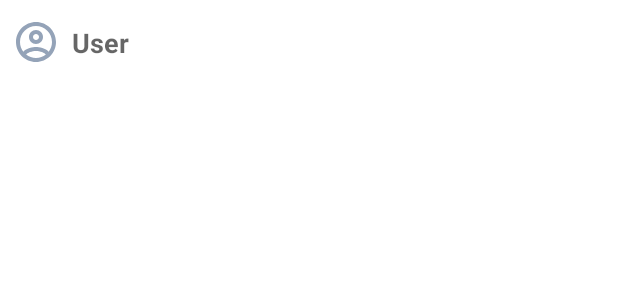
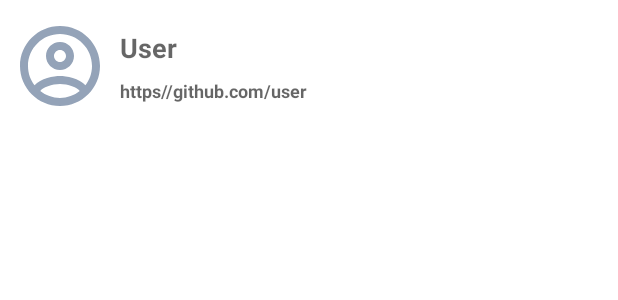
Before and after one commit to glenntuyu/GithubTest, an Android app: the layout user_view_holder.xml on its own in the app's theme, with its tools: preview values and no code run, on a phone screen of 412 x 824 dp. Shown: the top 300 px of the screen. Run offline under Robolectric (Android 15) with nearby library versions, the phone set to English and light mode, and no system bars.

```diff
--- a/app/src/main/res/drawable/ic_account.xml
+++ b/app/src/main/res/drawable/ic_account.xml
@@ -1,6 +1,6 @@
 <vector xmlns:android="http://schemas.android.com/apk/res/android"
-    android:width="32dp"
-    android:height="32dp"
+    android:width="64dp"
+    android:height="64dp"
     android:viewportWidth="24"
     android:viewportHeight="24">
   <path
--- a/app/src/main/res/layout/home_fragment.xml
+++ b/app/src/main/res/layout/home_fragment.xml
@@ -35,6 +35,7 @@
             android:layout_width="match_parent"
             android:layout_height="0dp"
             android:paddingVertical="10dp"
+            app:layoutManager="LinearLayoutManager"
             app:layout_constraintTop_toBottomOf="@id/home_input_layout"
             app:layout_constraintBottom_toBottomOf="parent"/>
 
--- a/app/src/main/res/layout/user_view_holder.xml
+++ b/app/src/main/res/layout/user_view_holder.xml
@@ -3,13 +3,15 @@
     xmlns:app="http://schemas.android.com/apk/res-auto">
 
     <androidx.constraintlayout.widget.ConstraintLayout
+        android:id="@+id/userItemLayout"
         android:layout_width="match_parent"
-        android:layout_height="wrap_content">
+        android:layout_height="wrap_content"
+        android:background="?attr/selectableItemBackground">
 
         <androidx.appcompat.widget.AppCompatImageView
             android:id="@+id/user_icon"
-            android:layout_width="32dp"
-            android:layout_height="32dp"
+            android:layout_width="64dp"
+            android:layout_height="64dp"
             android:layout_marginStart="8dp"
             android:layout_marginVertical="12dp"
             app:srcCompat="@drawable/ic_account"
@@ -27,9 +29,23 @@
             android:textStyle="bold"
             style="@style/Header_2"
             app:layout_constraintStart_toEndOf="@id/user_icon"
-            app:layout_constraintTop_toTopOf="parent"
+            app:layout_constraintTop_toTopOf="@id/user_icon"
             app:layout_constraintEnd_toEndOf="parent"
-            app:layout_constraintBottom_toBottomOf="parent"/>
+            app:layout_constraintBottom_toTopOf="@id/user_url"/>
+
+        <androidx.appcompat.widget.AppCompatTextView
+            android:id="@+id/user_url"
+            android:layout_width="0dp"
+            android:layout_height="wrap_content"
+            android:layout_marginHorizontal="8dp"
+            android:hint="@string/user_url"
+            android:maxLines="1"
+            android:textStyle="bold"
+            style="@style/Body_2"
+            app:layout_constraintStart_toEndOf="@id/user_icon"
+            app:layout_constraintTop_toBottomOf="@id/user_name"
+            app:layout_constraintEnd_toEndOf="parent"
+            app:layout_constraintBottom_toBottomOf="@id/user_icon"/>
 
     </androidx.constraintlayout.widget.ConstraintLayout>
 </layout>
--- a/app/src/main/res/values/colors.xml
+++ b/app/src/main/res/values/colors.xml
@@ -9,5 +9,6 @@
     <color name="white">#FFFFFFFF</color>
     <color name="N700_96">#F531353B</color>
     <color name="N700_68">#AD31353B</color>
+    <color name="gray_background">#d3d3d3</color>
     <color name="NN0">#1D2025</color>
 </resources>
--- a/app/src/main/res/values/strings.xml
+++ b/app/src/main/res/values/strings.xml
@@ -4,6 +4,7 @@
     <string name="toolbar_subtitle">Astro Test</string>
     <string name="search_hint">Search User</string>
     <string name="user">User</string>
+    <string name="user_url">https//github.com/user</string>
     <string name="sort_order">sort_order</string>
     <string name="retry">Retry</string>
     <string name="no_results">No results</string>
--- a/app/src/main/res/values/styles.xml
+++ b/app/src/main/res/values/styles.xml
@@ -8,6 +8,10 @@
         <item name="android:textSize">16sp</item>
         <item name="android:textColor">@color/N700_68</item>
     </style>
+    <style name="Body_2" parent="@android:style/Widget.TextView">
+        <item name="android:textSize">12sp</item>
+        <item name="android:textColor">@color/N700_68</item>
+    </style>
     <style name="BottomSheetDialogStyle" parent="Theme.Design.Light.BottomSheetDialog">
         <item name="bottomSheetStyle">@style/bottomSheetBackground</item>
     </style>
```
Also changed, not shown: app/src/main/java/com/astro/test/glenntuyu/data/model/GithubUserModel.kt (+0 -31 lines), app/src/main/java/com/astro/test/glenntuyu/data/repository/UserPagingSource.kt (+3 -3 lines), app/src/main/java/com/astro/test/glenntuyu/ui/HomeAdapter.kt (+2 -2 lines), app/src/main/java/com/astro/test/glenntuyu/ui/HomeFragment.kt (+16 -25 lines), app/src/main/java/com/astro/test/glenntuyu/ui/UserListListener.kt (added, +8 -0 lines), app/src/main/java/com/astro/test/glenntuyu/ui/UserViewHolder.kt (+15 -3 lines), app/src/main/res/drawable/user_url_background.xml (added, +16 -0 lines).
